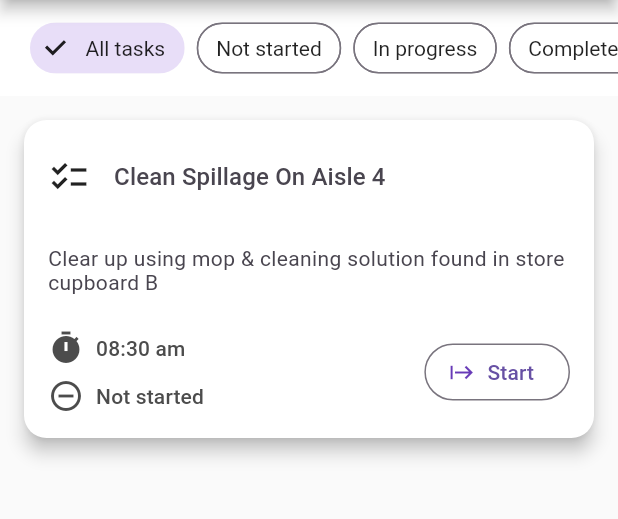
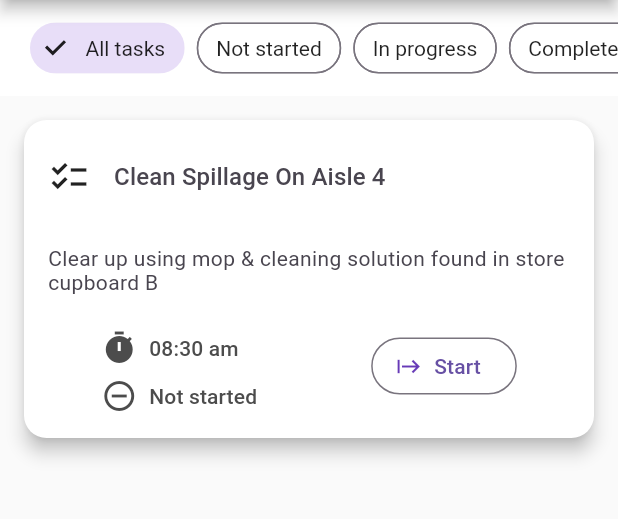
Before and after one commit to YutingShang/task_management, a Flutter app: the screen it shows after launch, on a phone screen of 412 x 824 dp, the part 84-603 px from its top. Run offline on Flutter 3.47's test engine with Material 2 defaults, Android fonts, the phone set to English and light mode, and no system bars.

Commit message:
initial solution to button overflow, wrap instead of row, and use stack to align, inside a sized box

```diff
--- a/lib/components/task_card.dart
+++ b/lib/components/task_card.dart
@@ -23,6 +23,67 @@ class TaskCard extends StatelessWidget {
         letterSpacing: 0.1,
         fontFamily: 'Roboto');
 
+    var notStartedButton = OutlinedButton.icon(
+      style: OutlinedButton.styleFrom(
+        side: const BorderSide(color: Color(0xFF79747E)),
+        shape: const StadiumBorder(),
+        padding:
+            const EdgeInsets.only(left: 16, right: 24, top: 10, bottom: 10),
+      ),
+      onPressed: () {
+        print('onPressed');
+      },
+      icon: const Padding(
+        padding: EdgeInsets.zero,
+        child: Icon(
+          Icons.start,
+          size: 18,
+        ),
+      ),
+      label: const Text('Start',
+          style: TextStyle(
+              fontSize: 14,
+              fontWeight: FontWeight.w500,
+              color: Color(0xFF6750A4),
+              letterSpacing: 0.1,
+              fontFamily: 'Roboto')),
+    );
+
+    var inProgressButton = OutlinedButton.icon(
+      style: OutlinedButton.styleFrom(
+        backgroundColor: const Color(0xFF6750A4),
+        side: const BorderSide(color: Color(0xFF6750A4)),
+        shape: const StadiumBorder(),
+        padding:
+            const EdgeInsets.only(left: 16, right: 16, top: 10, bottom: 10),
+      ),
+      onPressed: () {
+        print('onPressed');
+      },
+      icon: const Padding(
+        padding: EdgeInsets.zero,
+        child: Icon(
+          Icons.check_circle,
+          size: 18,
+          color: Colors.white,
+        ),
+      ),
+      label: const Text('Mark as Complete',
+          style: TextStyle(
+              fontSize: 14,
+              fontWeight: FontWeight.w500,
+              color: Colors.white,
+              letterSpacing: 0.1,
+              fontFamily: 'Roboto')),
+    );
+
+    var statusButton;
+    if (task.status == CompletionStatus.notStarted) {
+      statusButton = notStartedButton;
+    } else if (task.status == CompletionStatus.inProgress) {
+      statusButton = inProgressButton;
+    }
+
     //return const Text('TODO: Make your card component here');
     return Column(
       //wrap your card in a Column because the inner Column take full height
@@ -40,8 +101,6 @@ class TaskCard extends StatelessWidget {
                 bottom: 16,
               ),
               child: SizedBox(
-                //height: 216,
-                // fit:BoxFit.fitHeight,
                 child: Column(
                   children: [
                     Row(
@@ -75,12 +134,17 @@ class TaskCard extends StatelessWidget {
                     ),
                     Padding(
                       padding: const EdgeInsets.only(top: 16),
+                      child: Wrap(
+                        //Wrap - place in row if space, otherwise wrap
+                        children: [
+                          SizedBox(
+                            height: 56,
+                            width: 180,
+                            child: Stack(
+                              children: [
+                                Align(
+                                  alignment: Alignment.topLeft,
                                   child: Row(
-                        children: [
-                          Expanded(
-                            child: Column(
-                              children: [
-                                Row(
                                     children: [
                                       const Icon(
                                         Icons.timer,
@@ -96,10 +160,13 @@ class TaskCard extends StatelessWidget {
                                       ),
                                     ],
                                   ),
+                                ),
                                 const SizedBox(
                                   height: 8,
                                 ),
-                                Row(
+                                Align(
+                                  alignment: Alignment.bottomLeft,
+                                  child: Row(
                                     children: [
                                       const Icon(
                                         Icons.remove_circle_outline,
@@ -115,34 +182,11 @@ class TaskCard extends StatelessWidget {
                                       ),
                                     ],
                                   ),
+                                ),
                               ],
                             ),
                           ),
-                          OutlinedButton.icon(
-                            style: OutlinedButton.styleFrom(
-                              side: const BorderSide(color: Color(0xFF79747E)),
-                              shape: const StadiumBorder(),
-                              padding: const EdgeInsets.only(
-                                  left: 16, right: 24, top: 10, bottom: 10),
-                            ),
-                            onPressed: () {
-                              print('onPressed');
-                            },
-                            icon: const Padding(
-                              padding: EdgeInsets.zero,
-                              child: Icon(
-                                Icons.start,
-                                size: 18,
-                              ),
-                            ),
-                            label: const Text('Start',
-                                style: TextStyle(
-                                    fontSize: 14,
-                                    fontWeight: FontWeight.w500,
-                                    color: Color(0xFF6750A4),
-                                    letterSpacing: 0.1,
-                                    fontFamily: 'Roboto')),
-                          ),
+                          statusButton
                         ],
                       ),
                     ),
```
Lines whose indentation alone changed are shown as unchanged.
